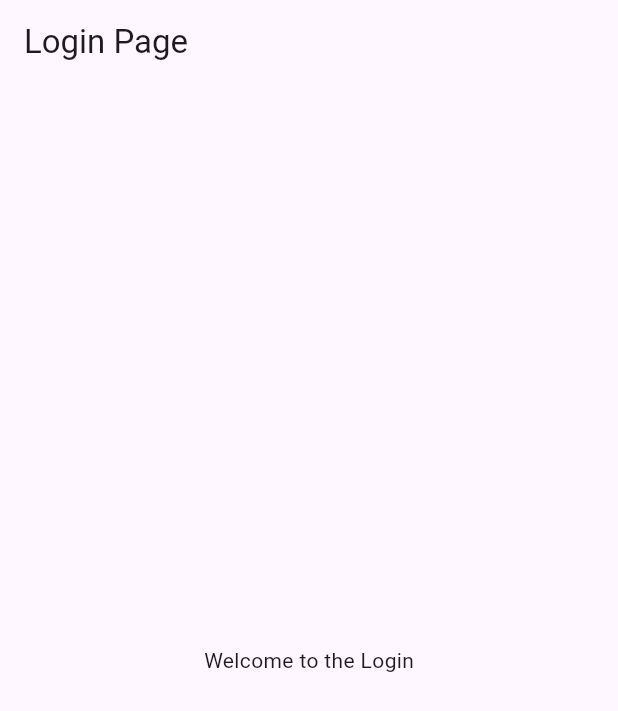
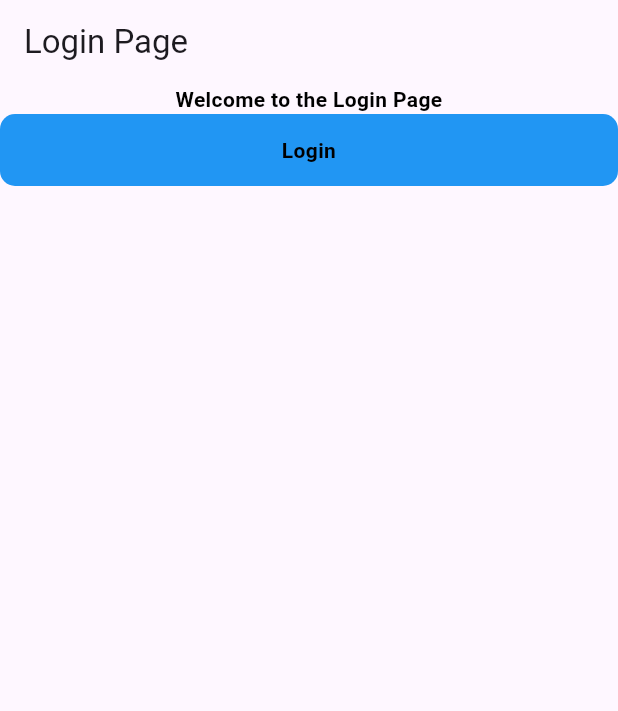
Before and after one commit to eusouf12/todo_app, a Flutter app: the screen it shows after launch, on a phone screen of 412 x 824 dp. Shown: the top 711 px of the screen. Run offline on Flutter 3.47's test engine with Material 3 defaults, Android fonts, the phone set to English and light mode, and no system bars.

Commit message:
custom btn create

```diff
--- a/lib/common widget/common btn/custom_btn.dart
+++ b/lib/common widget/common btn/custom_btn.dart
@@ -0,0 +1,54 @@
+import 'package:flutter/material.dart';
+import 'package:my_task/common%20widget/common%20text/custom_text.dart';
+
+class CustomBtn extends StatelessWidget {
+  const CustomBtn({
+    super.key,
+    required this.onTap,
+    this.title = 'Get Start',
+    this.height = 48,
+    this.width = double.maxFinite,
+    this.titleColor = Colors.black,
+    this.backGroundColor= Colors.blue,
+    this.marginHorizontal = 0,
+    this.marginVertical = 0,
+    this.fillColor = Colors.transparent,
+  });
+
+  final VoidCallback onTap;
+  final String title;
+  final Color titleColor;
+  final Color backGroundColor;
+  final double height;
+  final double width;
+  final double marginVertical;
+  final double marginHorizontal;
+  final Color fillColor;
+
+  @override
+  Widget build(BuildContext context) {
+    return GestureDetector(
+      onTap: (){
+        onTap();
+      },
+      child: Container(
+        margin: EdgeInsets.symmetric(
+            horizontal: marginHorizontal, vertical: marginVertical
+        ),
+        height: height,
+        width: width,
+        alignment: Alignment.center,
+        decoration: BoxDecoration(
+          border: Border.all(width: 1,color:fillColor),
+          borderRadius: BorderRadius.circular(10),
+          color: backGroundColor),
+        child: CustomText(
+          textAlign: TextAlign.center,
+          color: titleColor,
+          fontWeight: FontWeight.bold,
+          text: title,
+        ),
+      ),
+    );
+  }
+}
--- a/lib/view/Login/log_in.dart
+++ b/lib/view/Login/log_in.dart
@@ -1,4 +1,6 @@
 import 'package:flutter/material.dart';
+import 'package:my_task/common%20widget/common%20btn/custom_btn.dart';
+import 'package:my_task/common%20widget/common%20text/custom_text.dart';
 
 class Login extends StatefulWidget {
   const Login({super.key});
@@ -15,7 +17,25 @@ class _LoginState extends State<Login> {
         title: const Text('Login Page'),
       ),
       body: Center(
-        child: Text('Welcome to the Login'),
+        child: Column(
+          children: [
+             CustomText(
+            text: 'Welcome to the Login Page',
+            color: Colors.black,
+            fontWeight: FontWeight.bold,
+            textAlign: TextAlign.center,
+          ),
+          CustomBtn(
+            onTap: (){
+
+            },
+            title: 'Login',
+            )
+          ],
+
+        ),
+
+
       ),
     );
   }
```
